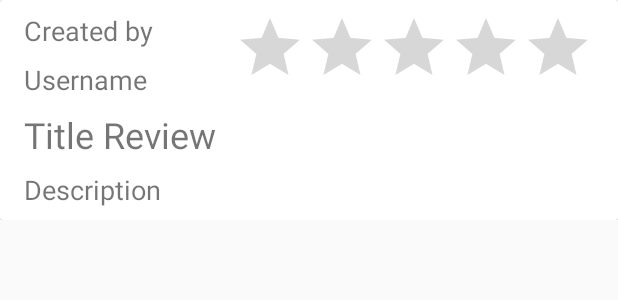
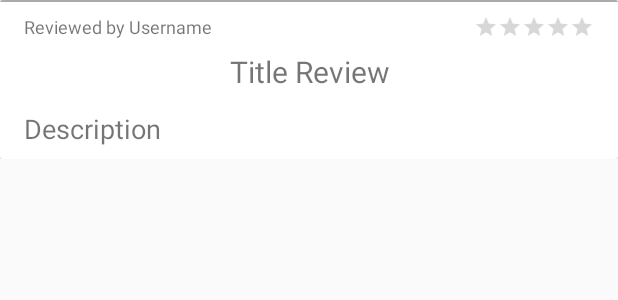
Before and after one commit to HeroBeater/WorldofFoodRecipes, an Android app: the layout activity_review_element.xml on its own in the app's theme, with its tools: preview values and no code run, on a phone screen of 412 x 824 dp. Shown: the top 300 px of the screen. Run offline under Robolectric (Android 15) with nearby library versions, the phone set to English and light mode, and no system bars.

Commit message:
minor changes

```diff
--- a/app/src/main/java/com/example/alex/worldoffoodrecipes/RecipeAdapter.java
+++ b/app/src/main/java/com/example/alex/worldoffoodrecipes/RecipeAdapter.java
@@ -1,11 +1,10 @@
 package com.example.alex.worldoffoodrecipes;
 
-import android.annotation.SuppressLint;
 import android.content.Context;
 import android.content.Intent;
 import android.support.constraint.ConstraintLayout;
 import android.support.v7.widget.RecyclerView;
-import android.util.Log;
+
 import android.view.LayoutInflater;
 import android.view.View;
 import android.view.ViewGroup;
--- a/app/src/main/res/layout/activity_review_element.xml
+++ b/app/src/main/res/layout/activity_review_element.xml
@@ -22,24 +22,24 @@
                 android:layout_marginTop="8dp"
                 android:layout_marginEnd="16dp"
                 android:text="Title Review"
-                android:textSize="24sp"
+                android:textAlignment="center"
+                android:textSize="20sp"
                 app:layout_constraintEnd_toEndOf="parent"
                 app:layout_constraintStart_toStartOf="parent"
-                app:layout_constraintTop_toBottomOf="@+id/userOfReview"
+                app:layout_constraintTop_toBottomOf="@+id/textViewCreatedBy"
                 tools:ignore="HardcodedText" />
 
             <TextView
                 android:id="@+id/userOfReview"
                 android:layout_width="0dp"
                 android:layout_height="wrap_content"
-                android:layout_marginStart="16dp"
-                android:layout_marginTop="8dp"
                 android:layout_marginEnd="8dp"
                 android:text="Username"
-                android:textSize="18sp"
+                android:textSize="12sp"
+                app:layout_constraintBottom_toBottomOf="@+id/textViewCreatedBy"
                 app:layout_constraintEnd_toStartOf="@+id/ratingBarOfReview"
-                app:layout_constraintStart_toStartOf="parent"
-                app:layout_constraintTop_toBottomOf="@+id/textViewCreatedBy"
+                app:layout_constraintStart_toEndOf="@+id/textViewCreatedBy"
+                app:layout_constraintTop_toTopOf="@+id/textViewCreatedBy"
                 tools:ignore="HardcodedText" />
 
             <TextView
@@ -47,40 +47,52 @@
                 android:layout_width="0dp"
                 android:layout_height="wrap_content"
                 android:layout_marginStart="16dp"
-                android:layout_marginTop="8dp"
+                android:layout_marginTop="12dp"
                 android:layout_marginEnd="16dp"
                 android:layout_marginBottom="8dp"
                 android:text="Description"
                 android:textSize="18sp"
                 app:layout_constraintBottom_toBottomOf="parent"
                 app:layout_constraintEnd_toEndOf="parent"
+                app:layout_constraintHorizontal_bias="0.0"
                 app:layout_constraintStart_toStartOf="parent"
                 app:layout_constraintTop_toBottomOf="@+id/titleOfReview"
                 tools:ignore="HardcodedText" />
 
             <RatingBar
                 android:id="@+id/ratingBarOfReview"
+                style="?android:attr/ratingBarStyleSmall"
                 android:layout_width="wrap_content"
                 android:layout_height="wrap_content"
+                android:layout_marginEnd="16dp"
                 android:isIndicator="true"
-                android:layout_marginTop="8dp"
-                android:layout_marginEnd="16dp"
+                app:layout_constraintBottom_toBottomOf="@+id/userOfReview"
                 app:layout_constraintEnd_toEndOf="parent"
+                app:layout_constraintTop_toTopOf="@+id/userOfReview" />
+
+            <View
+                android:id="@+id/view"
+                android:layout_width="0dp"
+                android:layout_height="1dp"
+                android:background="@android:color/darker_gray"
+                app:layout_constraintEnd_toEndOf="parent"
+                app:layout_constraintStart_toStartOf="parent"
                 app:layout_constraintTop_toTopOf="parent" />
 
             <TextView
                 android:id="@+id/textViewCreatedBy"
-                android:layout_width="0dp"
+                android:layout_width="wrap_content"
                 android:layout_height="wrap_content"
                 android:layout_marginStart="16dp"
                 android:layout_marginTop="8dp"
-                android:layout_marginEnd="8dp"
-                android:text="Created by"
-                android:textSize="18sp"
-                app:layout_constraintEnd_toStartOf="@+id/ratingBarOfReview"
+                android:layout_marginBottom="8dp"
+                android:text="Reviewed by "
+                android:textSize="12sp"
+                app:layout_constraintBottom_toTopOf="@+id/titleOfReview"
                 app:layout_constraintStart_toStartOf="parent"
-                app:layout_constraintTop_toTopOf="parent"
+                app:layout_constraintTop_toBottomOf="@+id/view"
                 tools:ignore="HardcodedText" />
+
         </android.support.constraint.ConstraintLayout>
 
     </android.support.v7.widget.CardView>
```
Also changed, not shown: app/src/main/java/com/example/alex/worldoffoodrecipes/RecipeShowActivity.java (+12 -0 lines), app/src/main/java/com/example/alex/worldoffoodrecipes/ReviewAdapter.java (+10 -2 lines), app/src/main/res/layout/activity_recipe_show.xml (+7 -6 lines).
